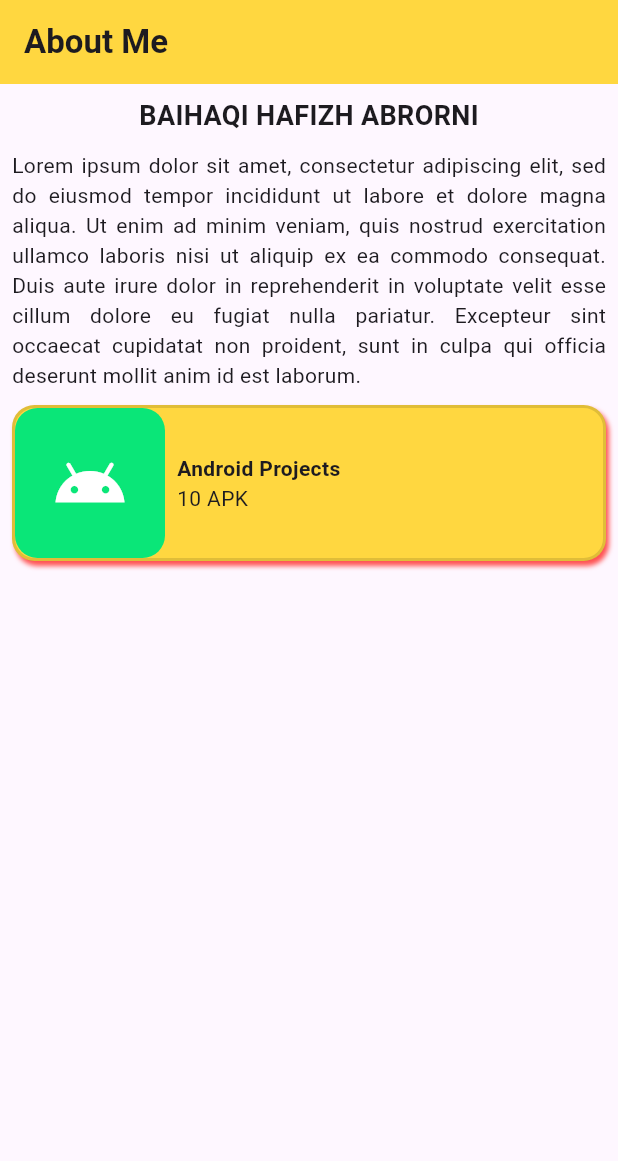
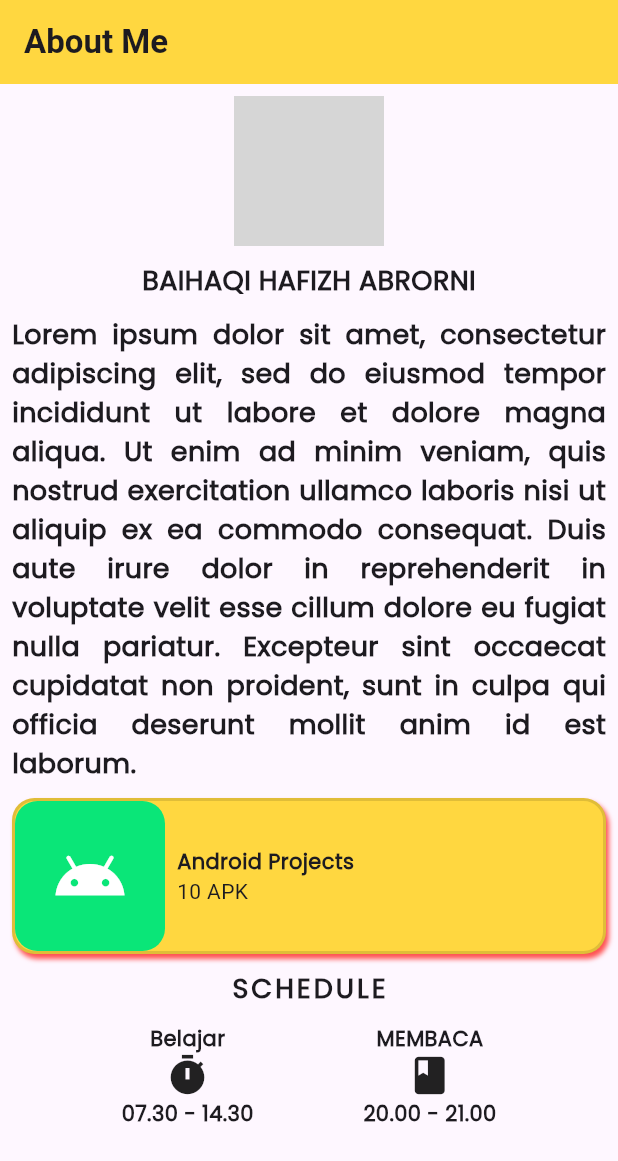
Before and after one commit to baihaqihafizh/flutter_profile_card, a Flutter app: the AboutMe screen opened directly, on a phone screen of 412 x 824 dp. Shown: the top 1161 px of the screen. Run offline on Flutter 3.47's test engine with Material 3 defaults, Android fonts, the phone set to English and light mode, and no system bars; network calls fail; grey boxes are pictures that could not be loaded.

Commit message:
Belajar image,font,scroll view

```diff
--- a/lib/aboutme.dart
+++ b/lib/aboutme.dart
@@ -10,19 +10,38 @@ class AboutMe extends StatelessWidget {
         title: Text('About Me', style: TextStyle(fontWeight: FontWeight.bold)),
         backgroundColor: Colors.amberAccent,
       ),
-      body: Padding(
+      body: SingleChildScrollView(
+        child: Padding(
           padding: const EdgeInsets.all(8.0),
           child: Center(
             child: Column(
               children: <Widget>[
-              Text(
+                /**
+                 * IMAGE PROFILE
+                 */
+                CircleAvatar(
+                  radius: 50,
+                  backgroundImage: NetworkImage('Assets/hhjpg'),
+                ),
+                Padding(
+                  padding: const EdgeInsets.only(top: 10.0),
+                  child: Text(
                     'Baihaqi Hafizh Abrorni'.toUpperCase(),
-                style: TextStyle(fontSize: 18, fontWeight: FontWeight.bold),
+                    style: TextStyle(
+                      fontSize: 18,
+                      fontWeight: FontWeight.bold,
+                      fontFamily: 'Poppins',
+                    ),
+                  ),
                 ),
                 SizedBox(height: 10),
                 Text(
                   'Lorem ipsum dolor sit amet, consectetur adipiscing elit, sed do eiusmod tempor incididunt ut labore et dolore magna aliqua. Ut enim ad minim veniam, quis nostrud exercitation ullamco laboris nisi ut aliquip ex ea commodo consequat. Duis aute irure dolor in reprehenderit in voluptate velit esse cillum dolore eu fugiat nulla pariatur. Excepteur sint   occaecat cupidatat non proident, sunt in culpa qui officia deserunt mollit anim id est laborum.',
-                style: TextStyle(),
+                  style: TextStyle(
+                    fontSize: 18,
+                    fontWeight: FontWeight.bold,
+                    fontFamily: 'Poppins',
+                  ),
                   textAlign: TextAlign.justify,
                 ),
                 SizedBox(height: 10),
@@ -30,10 +49,7 @@ class AboutMe extends StatelessWidget {
                   decoration: BoxDecoration(
                     color: Colors.amberAccent,
                     borderRadius: BorderRadius.circular(15),
-                  border: Border.all(
-                    color: Colors.black12,
-                    width: 2,
-                  ),
+                    border: Border.all(color: Colors.black12, width: 2),
                     boxShadow: [
                       BoxShadow(
                         blurRadius: 2,
@@ -49,23 +65,20 @@ class AboutMe extends StatelessWidget {
                         height: 100,
                         decoration: BoxDecoration(
                           color: const Color.fromARGB(255, 10, 230, 120),
-                        borderRadius: BorderRadiusDirectional.circular(
-                          15
+                          borderRadius: BorderRadiusDirectional.circular(15),
                         ),
-                      ),
-                    child: Icon(
-                      Icons.android,
-                      color: Colors.white,
-                      size: 50,
-                    ),
+                        child: Icon(Icons.android, color: Colors.white, size: 50),
                       ),
                       Padding(
                         padding: const EdgeInsets.all(8.0),
                         child: Column(
                           crossAxisAlignment: CrossAxisAlignment.start,
-                        children: [
-                          Text('Android Projects', style: TextStyle(
+                          children: <Widget>[
+                            Text(
+                              'Android Projects',
+                              style: TextStyle(
                                 fontWeight: FontWeight.bold,
+                                fontFamily: 'Poppins',
                               ),
                             ),
                             Text('10 APK'),
@@ -75,7 +88,67 @@ class AboutMe extends StatelessWidget {
                     ],
                   ),
                 ),
+                Padding(
+                  padding: const EdgeInsets.symmetric(vertical: 10),
+                  child: Text(
+                    'Schedule'.toUpperCase(),
+                    style: TextStyle(
+                      fontWeight: FontWeight.bold,
+                      fontFamily: 'Poppins',
+                      fontSize: 18,
+                      letterSpacing: 2,
+                    ),
+                  ),
+                ),
+                Row(
+                  mainAxisAlignment: MainAxisAlignment.spaceEvenly,
+                  children: <Widget>[
+                    // Belajar
+                    Column(
+                      children: [
+                        Text(
+                          'Belajar',
+                          style: TextStyle(
+                            fontWeight: FontWeight.w700,
+                            fontFamily: 'Poppins',
+                          ),
+                        ),
+                        Icon(Icons.timer, size: 30),
+                        Text(
+                          '07.30 - 14.30',
+                          style: TextStyle(
+                            fontFamily: 'Poppins',
+                            fontWeight: FontWeight.w600,
+                          ),
+                        ),
                       ],
+                    ),
+                    Column(
+                      children: <Widget>[
+                        Text(
+                          'MEMBACA',
+                          style: TextStyle(
+                            fontWeight: FontWeight.w700,
+                            fontFamily: 'Poppins',
+                          ),
+                        ),
+                        Icon(
+                          Icons.book,
+                          size: 30,
+                        ),
+                        Text(
+                          '20.00 - 21.00',
+                          style: TextStyle(
+                            fontWeight: FontWeight.w600,
+                            fontFamily: 'Poppins',
+                          ),
+                        ),
+                      ],
+                    ),
+                  ],
+                ),
+              ],
+            ),
           ),
         ),
       ),
--- a/lib/main.dart
+++ b/lib/main.dart
@@ -3,11 +3,11 @@ import 'package:flutter_application_1/aboutme.dart';
 import 'package:flutter_application_1/profile.dart';
 
 void main() {
-  runApp(AboutMe());
+  runApp(HomePage());
 }
 
-class AboutMe extends StatelessWidget {
-  const AboutMe ({super.key});
+class HomePage extends StatelessWidget {
+  const HomePage({super.key});
 
   @override
   Widget build(BuildContext context) {
```
Also changed, not shown: pubspec.yaml (+8 -8 lines), Assets/hh.jpg (added), fonts/Poppins-Italic.ttf (added), fonts/Poppins-Regular.ttf (added). Lines whose indentation alone changed are shown as unchanged.
